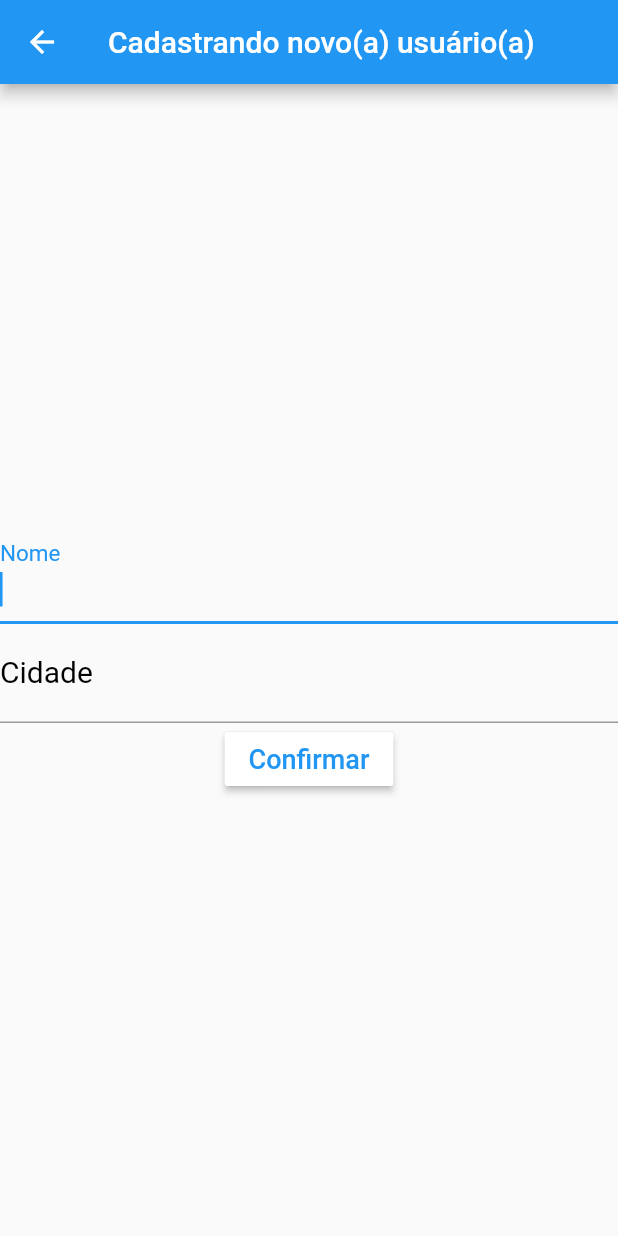
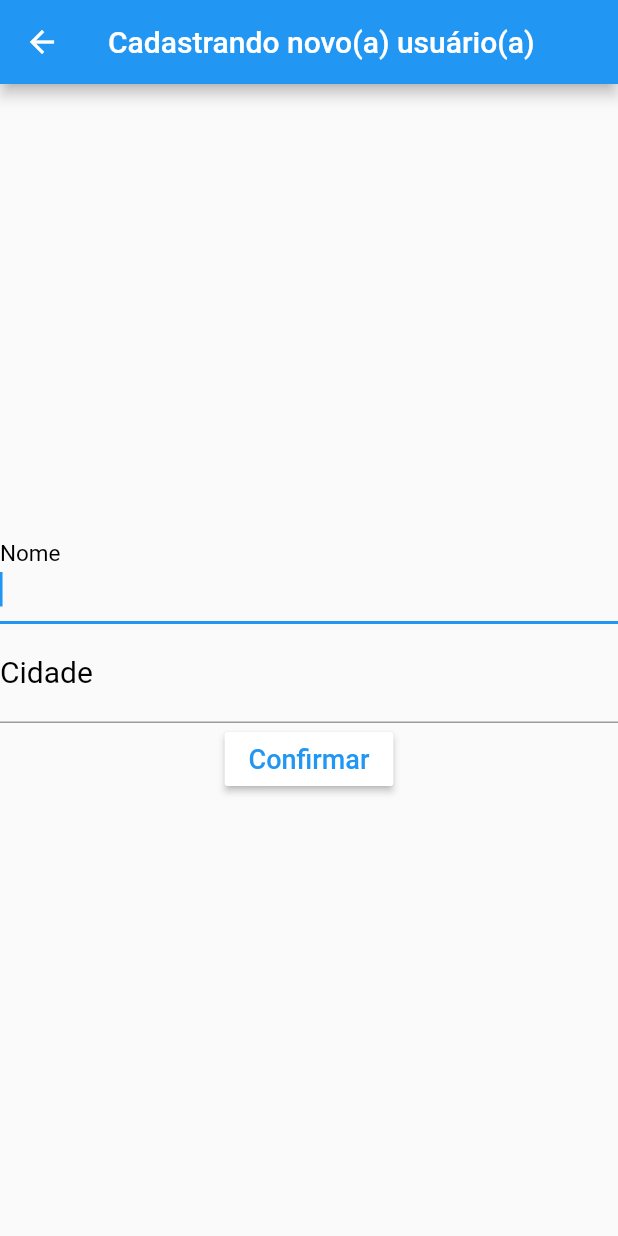
Before and after one commit to maangelos/flutter-services-02, a Flutter app: the FormularioCadastro screen opened directly, on a phone screen of 412 x 824 dp. Run offline on Flutter 3.47's test engine with Material 2 defaults, Android fonts, the phone set to English and light mode, and no system bars.

Commit message:
Update formularioCadastro.dart

```diff
--- a/lib/screens/formularioCadastro.dart
+++ b/lib/screens/formularioCadastro.dart
@@ -95,7 +95,7 @@ class _FormularioCadastroState extends State<FormularioCadastro> {
         style: TextStyle(color: Colors.black, fontSize: 20),
         decoration: InputDecoration(
           labelText: _rotuloCampoNome,
-          labelStyle: TextStyle(color: Colors.blue),
+          labelStyle: TextStyle(color: Colors.black),
         ));
   }
 }
```
